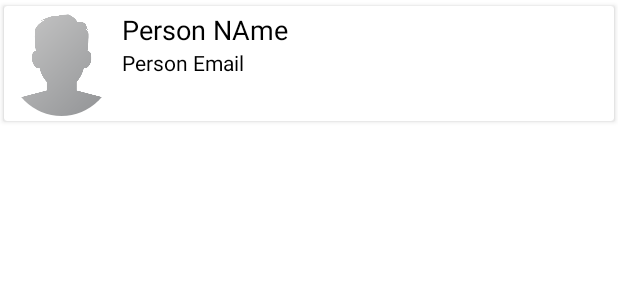
After one commit to RushiSharma1999/Bobagram, an Android app: the layout row_users.xml on its own in the app's theme, with its tools: preview values and no code run, on a phone screen of 412 x 824 dp. The commit adds this screen. Shown: the top 300 px of the screen. Run offline under Robolectric (Android 15) with nearby library versions, the phone set to English and light mode, and no system bars.

Commit message:
show all registered users

```diff
--- /dev/null
+++ b/app/src/main/res/layout/row_users.xml
@@ -0,0 +1,51 @@
+<?xml version="1.0" encoding="utf-8"?>
+<androidx.cardview.widget.CardView
+    xmlns:android="http://schemas.android.com/apk/res/android"
+    xmlns:app="http://schemas.android.com/apk/res-auto"
+    android:layout_width="match_parent"
+    android:layout_height="wrap_content"
+    android:orientation="vertical"
+    app:cardBackgroundColor="@color/colorWhite"
+    app:cardCornerRadius="2dp"
+    app:cardElevation="2dp"
+    app:cardUseCompatPadding="true"
+    app:contentPadding="3dp">
+
+    <LinearLayout
+        android:layout_width="match_parent"
+        android:layout_height="wrap_content"
+        android:orientation="horizontal">
+
+        <de.hdodenhof.circleimageview.CircleImageView
+            android:id="@+id/imagep"
+            android:layout_width="70dp"
+            android:layout_height="70dp"
+            android:src="@drawable/profile_image" />
+
+        <LinearLayout
+            android:layout_width="match_parent"
+            android:layout_height="wrap_content"
+            android:layout_marginLeft="5dp"
+            android:layout_weight="1"
+            android:orientation="vertical">
+
+            <TextView
+                android:id="@+id/namep"
+                android:layout_width="match_parent"
+                android:layout_height="wrap_content"
+                android:text="Person NAme"
+                android:textColor="@color/colorBlack"
+                android:textSize="18sp" />
+
+            <TextView
+                android:id="@+id/emailp"
+                android:layout_width="match_parent"
+                android:layout_height="wrap_content"
+                android:text="Person Email"
+                android:textColor="@color/colorBlack" />
+
+        </LinearLayout>
+
+    </LinearLayout>
+
+</androidx.cardview.widget.CardView>
```
Also changed, not shown: app/src/main/java/com/example/bobagram/AdapterUsers.java (added, +72 -0 lines), app/src/main/java/com/example/bobagram/ModelUsers.java (added, +66 -0 lines), app/src/main/java/com/example/bobagram/UsersFragment.java (+58 -41 lines), app/src/main/res/layout/fragment_users.xml (+5 -4 lines).
